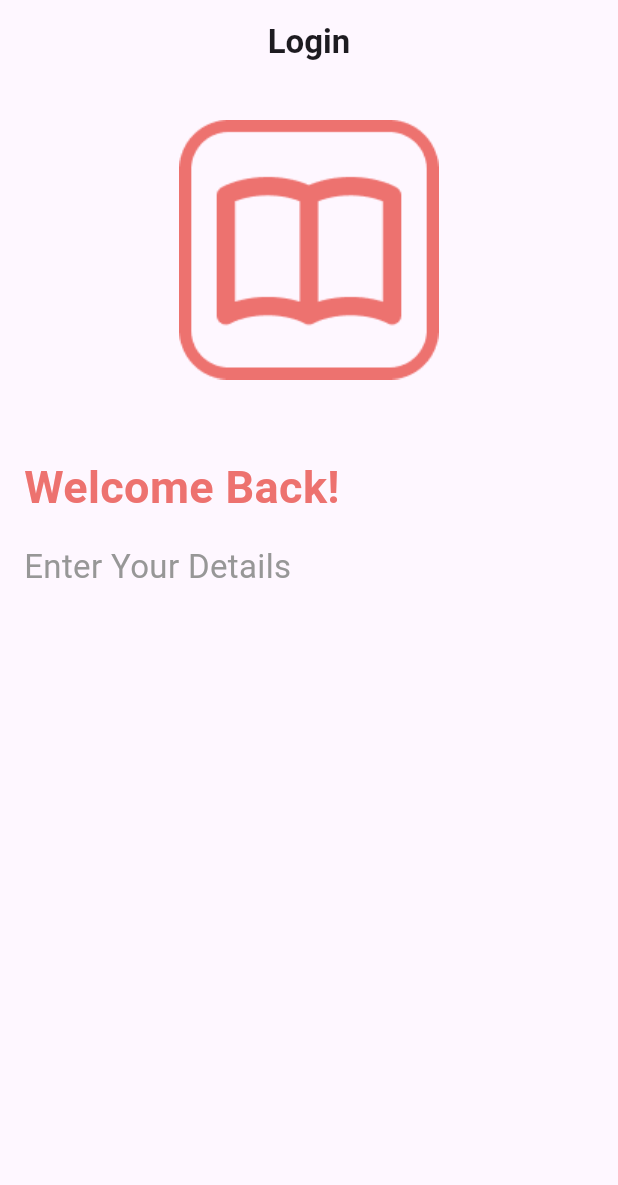
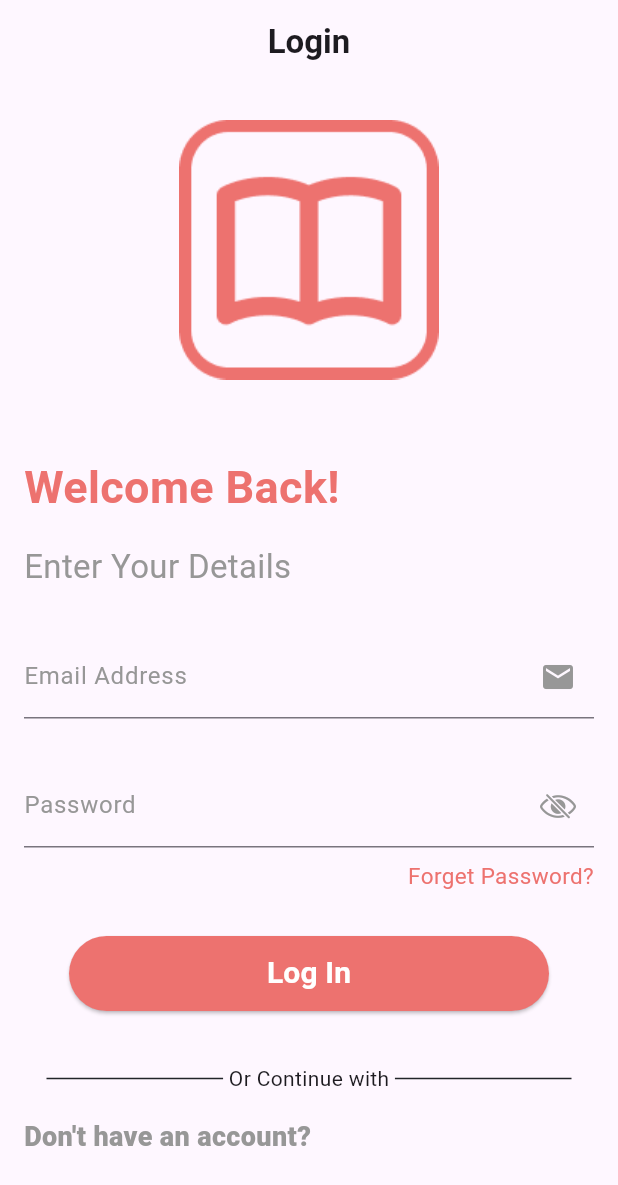
Before and after one commit to MAI-BEBI-POWDER-TEAM/CR-YOUTH-MOBILE-3RD, a Flutter app: the screen it shows after launch, on a phone screen of 412 x 824 dp. Shown: the top 1185 px of the screen. Run offline on Flutter 3.47's test engine with Material 3 defaults, Android fonts, the phone set to English and light mode, and no system bars; Roboto replaces fonts that are missing (Poppins).

Commit message:
Design login

```diff
--- a/lib/views/login_views.dart
+++ b/lib/views/login_views.dart
@@ -1,5 +1,8 @@
+import 'package:flutter/cupertino.dart';
 import 'package:flutter/material.dart';
+import 'package:flutter/widgets.dart';
 import 'package:flutter_mentoring3/utils/color_theme.dart';
+import 'package:flutter_mentoring3/views/forgot_views.dart';
 
 class LoginPageScreen extends StatefulWidget {
   const LoginPageScreen({super.key});
@@ -9,6 +12,9 @@ class LoginPageScreen extends StatefulWidget {
 }
 
 class _LoginPageScreenState extends State<LoginPageScreen> {
+  final TextEditingController _emailAddressController = TextEditingController();
+  final TextEditingController _passwordController = TextEditingController();
+
   @override
   Widget build(BuildContext context) {
     return Scaffold(
@@ -41,10 +47,96 @@ class _LoginPageScreenState extends State<LoginPageScreen> {
               SizedBox(height: 16),
               Text(
                 'Enter Your Details',
-                style: TextStyle(
-                  color: colorGrey3,
-                  fontSize: 22),
-              )
+                style: TextStyle(color: colorGrey3, fontSize: 22),
+              ),
+              SizedBox(height: 30),
+              TextFormField(
+                keyboardType: TextInputType.emailAddress,
+                controller: _emailAddressController,
+                decoration: InputDecoration(
+                  contentPadding: EdgeInsets.symmetric(vertical: 8),
+                  labelText: 'Email Address',
+                  labelStyle: TextStyle(
+                    color: colorGrey3,
+                  ),
+                  suffixIcon: Icon(Icons.email, color: colorGrey3),
+                ),
+              ),
+              SizedBox(height: 30),
+              TextFormField(
+                keyboardType: TextInputType.visiblePassword,
+                controller: _passwordController,
+                decoration: InputDecoration(
+                  contentPadding: EdgeInsets.symmetric(vertical: 8),
+                  labelText: 'Password',
+                  labelStyle: TextStyle(
+                    color: colorGrey3,
+                  ),
+                  suffixIcon: Icon(CupertinoIcons.eye_slash, color: colorGrey3),
+                ),
+              ),
+              SizedBox(height: 8),
+              Align(
+                alignment: Alignment.topRight,
+                child: GestureDetector(
+                  onTap: () {
+                    Navigator.of(context).push(MaterialPageRoute(builder: (context) => ForgotPassPageScreen(),
+                     ),
+                    );
+                  },
+                  child: Text(
+                    'Forget Password?',
+                    textAlign: TextAlign.end,
+                    style: TextStyle(color: colorPrimaryPink, fontSize: 15),
+                  ),
+                ),
+              ),
+              SizedBox(height: 30),
+              Center(
+                child: ElevatedButton(
+                  onPressed: () {},
+                  child: Text(
+                    'Log In',
+                    style: TextStyle(
+                      fontSize: 20,
+                      fontWeight: FontWeight.w600,
+                      color: colorPrimaryWhite,
+                    ),
+                  ),
+                  style: ElevatedButton.styleFrom(
+                    backgroundColor: colorPrimaryPink,
+                    fixedSize: Size(320, 50),
+                    shape: RoundedRectangleBorder(
+                      borderRadius: BorderRadius.circular(25),
+                    ),
+                  ),
+                ),
+              ),
+              SizedBox(height: 35),
+              Row(
+                mainAxisAlignment: MainAxisAlignment.center,
+                children: [
+                  Container(
+                      width: MediaQuery.of(context).size.width / 3.5,
+                      height: 1,
+                      color: colorBlack),
+                  Text(' Or Continue with '),
+                  Container(
+                      width: MediaQuery.of(context).size.width / 3.5,
+                      height: 1,
+                      color: colorBlack),
+                ],
+              ),
+              SizedBox(height: 16),
+              Row(
+                children: [
+                  Text(
+                    'Don\'t have an account?',
+                    style: TextStyle(color: colorGrey3, fontSize: 18,
+                    fontWeight: FontWeight.w800),
+                  ),
+                ],
+              ),
             ],
           ),
         ),
```
